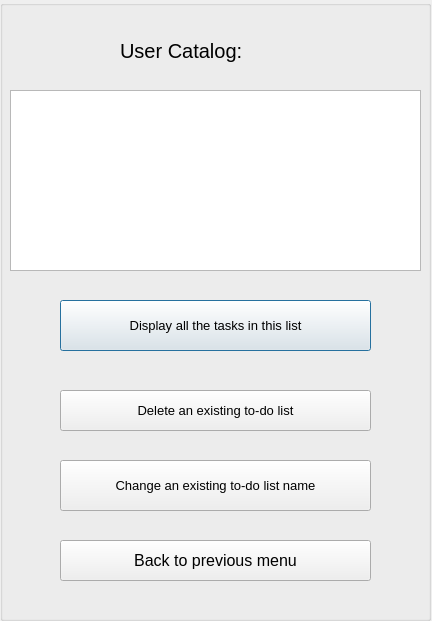
Qt form thirdmain.ui (kuku20/qttodolist) before a commit.
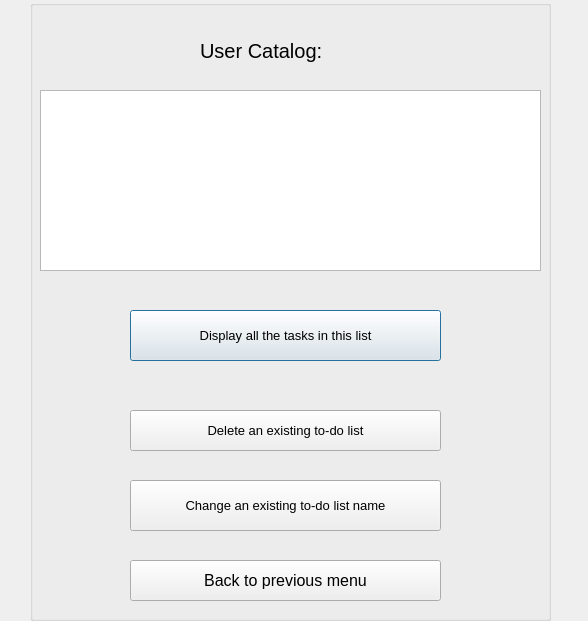
The same form after that commit.

What changed in the file:
```diff
--- a/thirdmain.ui
+++ b/thirdmain.ui
@@ -6,7 +6,7 @@
    <rect>
     <x>0</x>
     <y>0</y>
-    <width>432</width>
+    <width>588</width>
     <height>621</height>
    </rect>
   </property>
@@ -16,9 +16,9 @@
   <widget class="QGroupBox" name="groupBox">
    <property name="geometry">
     <rect>
-     <x>0</x>
+     <x>30</x>
      <y>0</y>
-     <width>431</width>
+     <width>521</width>
      <height>621</height>
     </rect>
    </property>
@@ -28,8 +28,8 @@
    <widget class="QPushButton" name="pushButton_2">
     <property name="geometry">
      <rect>
-      <x>60</x>
-      <y>300</y>
+      <x>100</x>
+      <y>310</y>
       <width>311</width>
       <height>51</height>
      </rect>
@@ -46,8 +46,8 @@
    <widget class="QPushButton" name="pushButton">
     <property name="geometry">
      <rect>
-      <x>60</x>
-      <y>390</y>
+      <x>100</x>
+      <y>410</y>
       <width>311</width>
       <height>41</height>
      </rect>
@@ -64,8 +64,8 @@
    <widget class="QPushButton" name="pushButton_5">
     <property name="geometry">
      <rect>
-      <x>60</x>
-      <y>460</y>
+      <x>100</x>
+      <y>480</y>
       <width>311</width>
       <height>51</height>
      </rect>
@@ -82,8 +82,8 @@
    <widget class="QPushButton" name="pushButton_3">
     <property name="geometry">
      <rect>
-      <x>60</x>
-      <y>540</y>
+      <x>100</x>
+      <y>560</y>
       <width>311</width>
       <height>41</height>
      </rect>
@@ -102,7 +102,7 @@
      <rect>
       <x>10</x>
       <y>90</y>
-      <width>411</width>
+      <width>501</width>
       <height>181</height>
      </rect>
     </property>
@@ -115,7 +115,7 @@
    <widget class="QLabel" name="label">
     <property name="geometry">
      <rect>
-      <x>120</x>
+      <x>170</x>
       <y>30</y>
       <width>211</width>
       <height>41</height>
```
